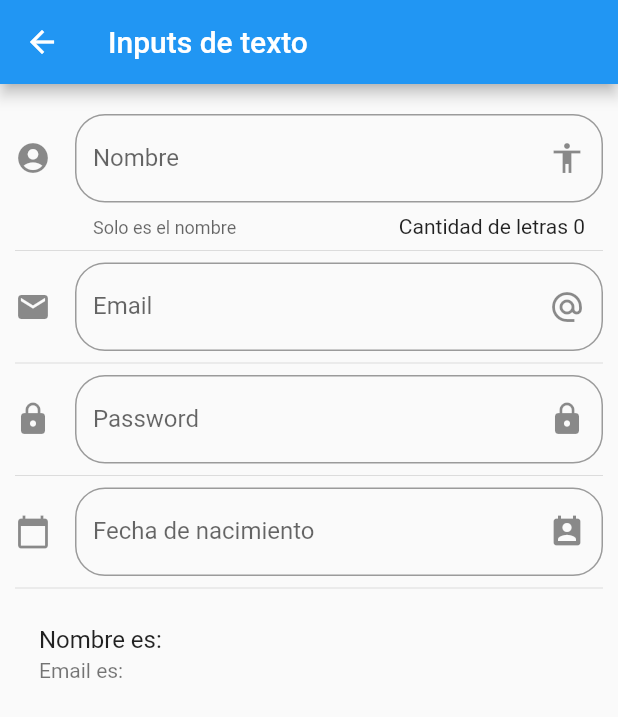
After one commit to pseguel27/Flutter_components, a Flutter app: the screen it shows after launch, after a tap on "Inputs", on a phone screen of 412 x 824 dp. The commit adds this screen. Shown: the top 717 px of the screen. Run offline on Flutter 3.47's test engine with Material 2 defaults, Android fonts, the phone set to English and light mode, and no system bars; network calls fail.

Commit message:
Trabajando con input (text,email,password,datepicker), librerias para formato fecha y idioma de la aplicacion

```diff
--- a/data/menu_opts.json
+++ b/data/menu_opts.json
@@ -20,6 +20,11 @@
             "ruta" : "animatedContainer",
             "icon" : "donut_large",
             "texto": "Animated Container"
+        },
+        {
+            "ruta" : "inputs",
+            "icon" : "input",
+            "texto": "Inputs"
         }
     ]
 }
--- a/lib/main.dart
+++ b/lib/main.dart
@@ -3,6 +3,7 @@ import 'package:componentes/src/routes/routes.dart';
 
 //import 'package:componentes/src/pages/home_temp.dart';
 import 'package:flutter/material.dart';
+import 'package:flutter_localizations/flutter_localizations.dart'; //Se utiliza para cambiar el idioma de la aplicacion
 
 //inicializa proyecto y corre classe MyApp
 void main() => runApp( MyApp() );
@@ -12,12 +13,19 @@ class MyApp extends StatelessWidget {
   @override
   Widget build(BuildContext context) {
     return MaterialApp(
-      //title: 'Componentes APP',
+      title: 'Componentes APP',
+      localizationsDelegates: [ //Se utiliza para cambiar el idioma de la aplicacion
+        GlobalMaterialLocalizations.delegate,
+        GlobalWidgetsLocalizations.delegate,
+      ],
+      supportedLocales: [//Se utiliza para cambiar el idioma de la aplicacion
+        const Locale('en', 'US'),
+        const Locale('es', 'ES')
+      ],
       debugShowCheckedModeBanner: false,
       routes: getApplicationRoutes(),
       //home:  HomePage(),
       initialRoute: '/',
-
       onGenerateRoute: ( RouteSettings settings ){ //rutas generadas dinamicamente
         return MaterialPageRoute(builder: ( context ) => AlertPage());
       },
--- /dev/null
+++ b/lib/src/pages/input_page.dart
@@ -0,0 +1,161 @@
+import 'package:flutter/material.dart';
+import 'package:flutter/services.dart';
+import 'package:intl/intl.dart';
+//import 'package:flutter_localizations/flutter_localizations.dart';
+
+class InputPage extends StatefulWidget {
+  InputPage({Key key}) : super(key: key);
+
+  _InputPageState createState() => _InputPageState();
+}
+
+class _InputPageState extends State<InputPage> {
+
+  String _nombre = '';
+  String _email = '';
+  //String _fecha= '';
+
+  TextEditingController _inputFieldDateController = TextEditingController();
+
+  @override
+  Widget build(BuildContext context) {
+    return Scaffold(
+      appBar: AppBar(
+        title: Text('Inputs de texto'),
+      ),
+      body: ListView(
+        padding: EdgeInsets.symmetric( horizontal: 10.0, vertical: 20 ),
+        children: <Widget>[
+          _crearInput(),
+          Divider(),
+          _crearEmail(),
+          Divider(),
+          _crearPassword(),
+          Divider(),
+          _crearFecha( context ),
+          Divider(),
+          _crearPersona(),
+        ],
+      ),
+
+    );
+  }
+
+  Widget _crearInput(){
+
+    return TextField(
+      //autofocus: true,
+      textCapitalization: TextCapitalization.sentences,
+      decoration: InputDecoration(
+
+        border: OutlineInputBorder(
+          borderRadius: BorderRadius.circular(20.0),
+        ),
+        counter: Text('Cantidad de letras ${ _nombre.length }'), //texto inferior a input
+        hintText: 'Nombre de la persona', //placeholder
+        labelText: 'Nombre',
+        helperText: 'Solo es el nombre',
+        suffixIcon: Icon( Icons.accessibility),
+        icon: Icon(Icons.account_circle),
+      ),
+      onChanged: ( valor ){
+        setState(() {
+          _nombre = valor;
+        });
+
+      },
+    );
+
+  }
+
+  Widget _crearFecha( BuildContext context ){
+    return TextField(
+      enableInteractiveSelection: false,
+      controller: _inputFieldDateController,
+      decoration: InputDecoration(
+        border: OutlineInputBorder(
+          borderRadius: BorderRadius.circular(20.0),
+        ),
+        hintText: 'Fecha de nacimiento', //placeholder
+        labelText: 'Fecha de nacimiento',
+        suffixIcon: Icon( Icons.perm_contact_calendar),
+        icon: Icon(Icons.calendar_today),
+      ),
+      onTap: (){
+        FocusScope.of( context ).requestFocus( new FocusNode() ); //quitar el focus
+        _selectDate( context );
+      },
+    );
+  }
+
+  Widget _crearPersona(){
+    return ListTile(
+      title: Text('Nombre es: $_nombre'),
+      subtitle: Text('Email es: $_email'),
+
+    );
+  }
+
+  _selectDate( BuildContext context ) async {
+
+    DateTime picked = await showDatePicker(
+      context: context,
+      initialDate: new DateTime.now(),
+      firstDate: new DateTime(2015),
+      lastDate: new DateTime(2025),
+      locale: Locale('es', 'ES'),
+    );
+
+    if( picked != null){
+      setState(() {
+
+        DateTime now = DateTime.now();
+        String _fecha = DateFormat('yyyy-MM-dd').format(now);
+        _inputFieldDateController.text = _fecha;
+
+      });
+    }
+
+  }
+
+  Widget _crearEmail(){
+
+    return TextField(
+      keyboardType: TextInputType.emailAddress, //mostrar arroba en primera pagina
+      decoration: InputDecoration(
+        border: OutlineInputBorder(
+          borderRadius: BorderRadius.circular(20.0),
+        ),
+        hintText: 'Email', //placeholder
+        labelText: 'Email',
+        suffixIcon: Icon( Icons.alternate_email),
+        icon: Icon(Icons.email),
+      ),
+      onChanged: ( valor ) => setState(() {
+          _email = valor;
+        })
+    );
+
+  }
+
+  Widget _crearPassword(){
+
+    return TextField(
+      obscureText: true, //para ocultar el password
+      decoration: InputDecoration(
+        border: OutlineInputBorder(
+          borderRadius: BorderRadius.circular(20.0),
+        ),
+        hintText: 'Password', //placeholder
+        labelText: 'Password',
+        suffixIcon: Icon( Icons.lock),
+        icon: Icon(Icons.lock),
+      ),
+      onChanged: ( valor ) => setState(() {
+          //_password = valor;
+        })
+    );
+
+  }
+
+}
--- a/lib/src/routes/routes.dart
+++ b/lib/src/routes/routes.dart
@@ -1,5 +1,6 @@
 import 'package:componentes/src/pages/alert_page.dart';
 import 'package:componentes/src/pages/animated_container.dart';
+import 'package:componentes/src/pages/input_page.dart';
 import 'package:flutter/material.dart';
 import 'package:componentes/src/pages/card_page.dart';
 import 'package:componentes/src/pages/avatar_page.dart';
@@ -13,6 +14,7 @@ Map<String, WidgetBuilder> getApplicationRoutes() {
     'avatar' : ( BuildContext context ) => AvatarPage(),
     'card' : ( BuildContext context ) => CardPage(),
     'animatedContainer' : ( BuildContext context ) => AnimatedContainerPage(),
+    'inputs' : ( BuildContext context ) => InputPage(),
   };
 
 }
--- a/lib/src/utils/icono_string_util.dart
+++ b/lib/src/utils/icono_string_util.dart
@@ -6,6 +6,7 @@ final _icons = <String, IconData>{
   'accessibility' : Icons.accessibility,
   'folder_open'   : Icons.folder_open,
   'donut_large'   : Icons.donut_large,
+  'input'         : Icons.input,
 
 };
 
--- a/pubspec.yaml
+++ b/pubspec.yaml
@@ -19,6 +19,10 @@ environment:
 dependencies:
   flutter:
     sdk: flutter
+  //Se utiliza para cambiar el idioma de la aplicacion
+  flutter_localizations:
+    sdk: flutter
+  intl: ^0.15.8
 
   # The following adds the Cupertino Icons font to your application.
   # Use with the CupertinoIcons class for iOS style icons.
```
Also changed, not shown: pubspec.lock.
